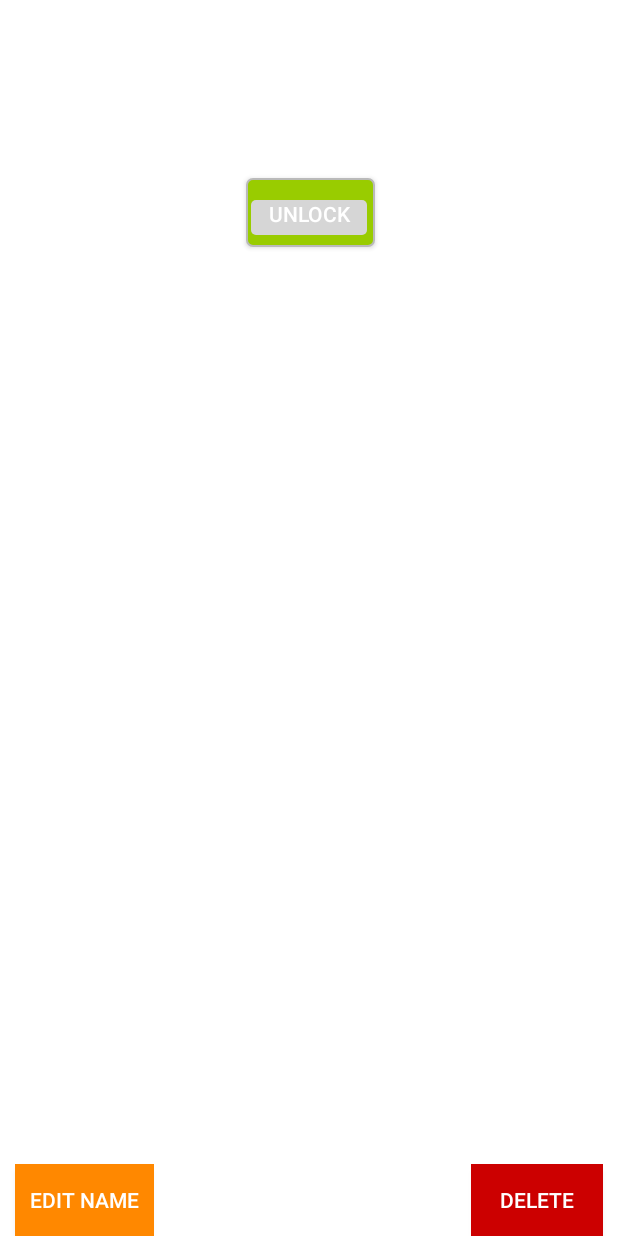
After one commit to alombardo4/BikeLockAndroid, an Android app: the fragment HomeFragment shown on its own in the app's theme, on a phone screen of 412 x 824 dp. The commit adds this screen. Run offline under Robolectric (Android 15) with nearby library versions, the phone set to English and light mode, and no system bars; 2 statements that could not run were skipped.

Commit message:
Reworking app flow. New home page halfway done

```diff
--- /dev/null
+++ b/app/src/main/java/com/bikelock/bikelock/gui/views/HomeFragment.java
@@ -0,0 +1,96 @@
+package com.bikelock.bikelock.gui.views;
+
+
+import android.content.Intent;
+import android.os.Bundle;
+import android.app.Fragment;
+import android.view.LayoutInflater;
+import android.view.View;
+import android.view.ViewGroup;
+import android.widget.Button;
+import android.widget.TextView;
+import android.widget.Toast;
+
+import com.bikelock.bikelock.R;
+import com.bikelock.bikelock.bluetooth.BikeLockBluetoothLeService;
+import com.bikelock.bikelock.database.LockDBAdapter;
+import com.bikelock.bikelock.model.PairedDevice;
+
+/**
+ * A simple {@link Fragment} subclass.
+ * Use the {@link HomeFragment#newInstance} factory method to
+ * create an instance of this fragment.
+ */
+public class HomeFragment extends Fragment {
+    private PairedDevice device;
+    private Button connect, edit, delete;
+    private TextView name;
+
+
+    /**
+     * Use this factory method to create a new instance of
+     * this fragment using the provided parameters.
+     *
+     * @return A new instance of fragment HomeFragment.
+     */
+    // TODO: Rename and change types and number of parameters
+    public static HomeFragment newInstance() {
+        HomeFragment fragment = new HomeFragment();
+        Bundle args = new Bundle();
+        fragment.setArguments(args);
+        return fragment;
+    }
+
+    public HomeFragment() {
+        // Required empty public constructor
+    }
+
+    @Override
+    public void onCreate(Bundle savedInstanceState) {
+        super.onCreate(savedInstanceState);
+        if (getArguments() != null) {
+
+        }
+        LockDBAdapter adapter = LockDBAdapter.getInstance(getActivity());
+        device = adapter.getFirstDevice();
+
+
+    }
+
+    @Override
+    public View onCreateView(LayoutInflater inflater, ViewGroup container,
+                             Bundle savedInstanceState) {
+
+        // Inflate the layout for this fragment
+        View view = inflater.inflate(R.layout.fragment_home, container, false);
+        name = (TextView) view.findViewById(R.id.lock_name);
+        connect = (Button) view.findViewById(R.id.unlock_button);
+        edit = (Button) view.findViewById(R.id.edit_button);
+        delete = (Button) view.findViewById(R.id.delete_button);
+
+        connect.setOnClickListener(new ConnectListener());
+        name.setText(device.getName());
+        return view;
+
+    }
+
+    private class ConnectListener implements View.OnClickListener {
+
+        @Override
+        public void onClick(View v) {
+            connectToDevice(device);
+            Toast.makeText(getActivity().getBaseContext(), getString(R.string.connecting_to_lock), Toast.LENGTH_SHORT).show();
+        }
+
+        private void connectToDevice(PairedDevice device) {
+            Intent blService = new Intent(getActivity(), BikeLockBluetoothLeService.class);
+            blService.putExtra(BikeLockBluetoothLeService.EXTRA_ADDR, device.getAddress());
+            blService.putExtra(BikeLockBluetoothLeService.EXTRA_PASS, new byte[] {0,1,2,3,4,5,6,7,8,9,0xa,0xb,0xc,0xd,0xe,0xf}); //TODO replace with password
+            System.out.println(blService.getExtras().get(BikeLockBluetoothLeService.EXTRA_PASS));
+            getActivity().startService(blService);
+        }
+    }
+
+
+
+}
--- /dev/null
+++ b/app/src/main/res/drawable/green_button_selector.xml
@@ -0,0 +1,23 @@
+<selector xmlns:android="http://schemas.android.com/apk/res/android">
+    <item>
+        <layer-list>
+
+            <item android:bottom="2dp" android:left="2dp">
+                <shape>
+                    <solid android:color="@android:color/holo_green_light" />
+                    <stroke android:width="1dp" android:color="#BABABA" />
+                    <corners android:radius="4dp" />
+                    <padding android:bottom="10dp" android:left="10dp"
+                        android:right="10dp" android:top="10dp" />
+                </shape>
+            </item>
+            <item android:right="-5dp" android:top="5dp" android:left="-5dp">
+                <shape>
+                    <corners android:radius="3dp" />
+                    <solid android:color="#D6D6D6" />
+                </shape>
+            </item>
+        </layer-list>
+    </item>
+
+</selector>
--- /dev/null
+++ b/app/src/main/res/drawable/orange_button_selector.xml
@@ -0,0 +1,22 @@
+<selector xmlns:android="http://schemas.android.com/apk/res/android">
+    <item>
+        <layer-list>
+            <item>
+                <shape xmlns:android="http://schemas.android.com/apk/res/android"
+                    android:shape="rectangle">
+                    <solid android:color="#42000000" />
+                    <corners android:radius="5dp" />
+                </shape>
+            </item>
+            <item>
+                <shape>
+                    <gradient android:angle="270"
+                        android:endColor="@android:color/holo_orange_dark" android:startColor="@android:color/holo_orange_dark" />
+                    <padding android:bottom="10dp" android:left="10dp"
+                        android:right="10dp" android:top="10dp" />
+                </shape>
+            </item>
+        </layer-list>
+    </item>
+
+</selector>
--- /dev/null
+++ b/app/src/main/res/drawable/red_button_selector.xml
@@ -0,0 +1,22 @@
+<selector xmlns:android="http://schemas.android.com/apk/res/android">
+    <item>
+        <layer-list>
+            <item>
+                <shape xmlns:android="http://schemas.android.com/apk/res/android"
+                    android:shape="rectangle">
+                    <solid android:color="#42000000" />
+                    <corners android:radius="5dp" />
+                </shape>
+            </item>
+            <item>
+                <shape>
+                    <gradient android:angle="270"
+                        android:endColor="@android:color/holo_red_dark" android:startColor="@android:color/holo_red_dark" />
+                    <padding android:bottom="10dp" android:left="10dp"
+                        android:right="10dp" android:top="10dp" />
+                </shape>
+            </item>
+        </layer-list>
+    </item>
+
+</selector>
--- /dev/null
+++ b/app/src/main/res/layout/fragment_home.xml
@@ -0,0 +1,50 @@
+<RelativeLayout xmlns:android="http://schemas.android.com/apk/res/android"
+    xmlns:tools="http://schemas.android.com/tools" android:layout_width="match_parent"
+    android:layout_height="match_parent"
+    tools:context="com.bikelock.bikelock.gui.views.HomeFragment"
+    android:rowCount="3"
+    android:columnCount="3">
+
+    <!-- TODO: Update blank fragment layout -->
+
+    <TextView
+        android:layout_width="wrap_content"
+        android:layout_height="wrap_content"
+        android:id="@+id/lock_name"
+        android:layout_centerHorizontal="true"
+        android:layout_alignParentTop="true"
+        android:layout_marginTop="10dp"
+        android:textSize="22dp"/>
+
+    <Button
+        android:layout_width="wrap_content"
+        android:layout_height="wrap_content"
+        android:text="Unlock"
+        android:id="@+id/unlock_button"
+        android:background="@drawable/green_button_selector"
+        android:textColor="@android:color/white"
+        android:layout_marginTop="79dp"
+        android:layout_below="@+id/lock_name"
+        android:layout_centerHorizontal="true" />
+
+    <Button
+        android:layout_width="wrap_content"
+        android:layout_height="wrap_content"
+        android:text="Edit Name"
+        android:id="@+id/edit_button"
+        android:background="@drawable/orange_button_selector"
+        android:textColor="@android:color/white"
+        android:layout_alignParentBottom="true"
+        android:layout_marginLeft="10dp"
+        android:layout_alignParentStart="true" />
+    <Button
+        android:layout_width="wrap_content"
+        android:layout_height="wrap_content"
+        android:text="Delete"
+        android:background="@drawable/red_button_selector"
+        android:textColor="@android:color/white"
+        android:id="@+id/delete_button"
+        android:layout_alignParentBottom="true"
+        android:layout_marginRight="10dp"
+        android:layout_alignParentEnd="true" />
+</RelativeLayout>
--- a/app/src/main/res/values/strings.xml
+++ b/app/src/main/res/values/strings.xml
@@ -5,4 +5,8 @@
     <string name="hello_world">Hello world!</string>
     <string name="action_settings">Settings</string>
     <string name="connecting_to_lock">Connecting to lock...</string>
+    <string name="title_activity_home">HomeActivity</string>
+
+<!-- TODO: Remove or change this placeholder text -->
+    <string name="hello_blank_fragment">Hello blank fragment</string>
 </resources>
```
Also changed, not shown: app/src/main/AndroidManifest.xml (+19 -6 lines), app/src/main/java/com/bikelock/bikelock/database/LockDBAdapter.java (+17 -0 lines), app/src/main/java/com/bikelock/bikelock/gui/views/MainActivity.java (+19 -5 lines), app/src/main/java/com/bikelock/bikelock/gui/views/MainScreen.java (+7 -13 lines), app/src/main/java/com/bikelock/bikelock/gui/views/NewLockFragment.java (+8 -1 lines), app/src/main/res/menu/menu_home.xml (added, +7 -0 lines), 39 other files.
